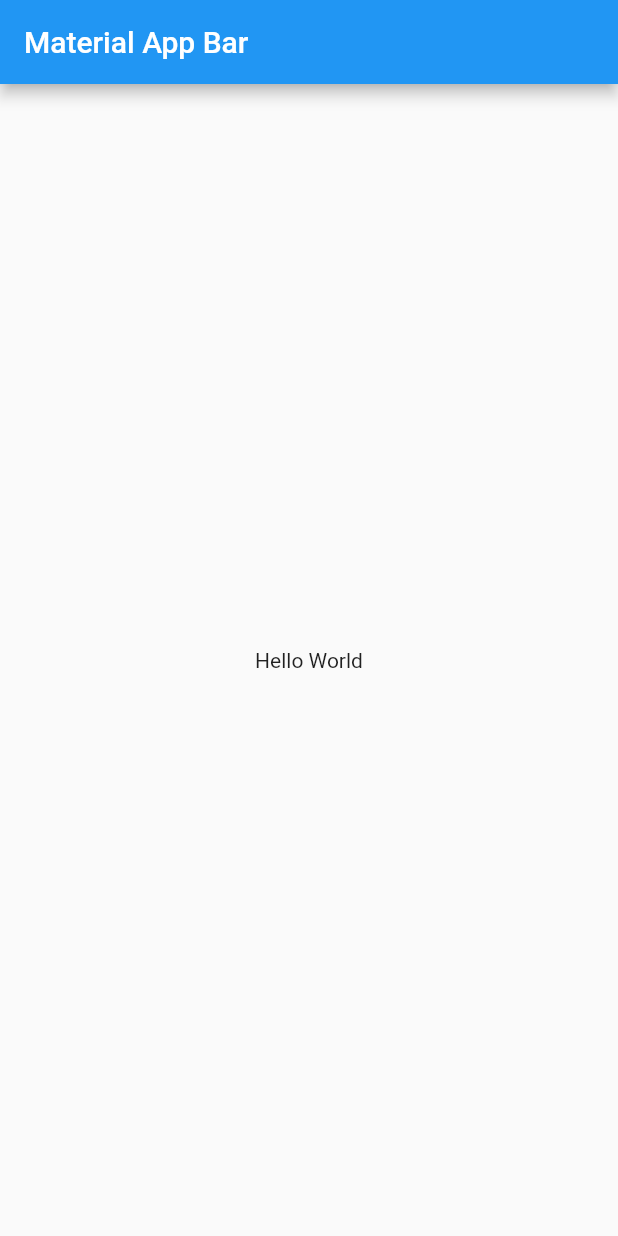
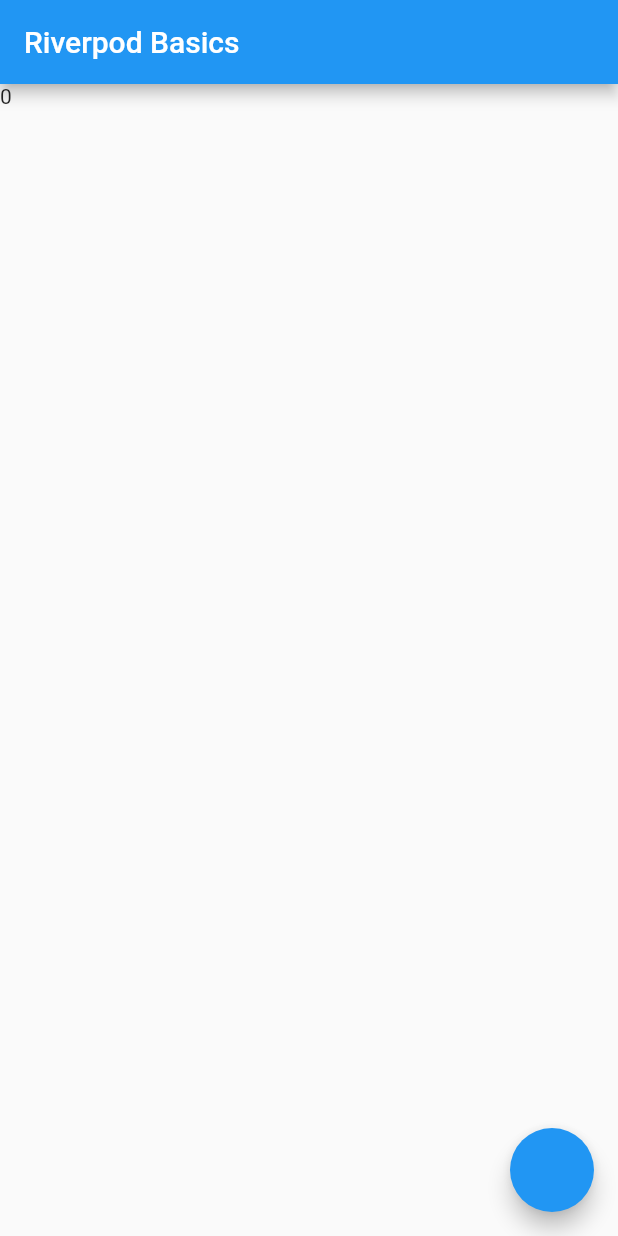
Before and after one commit to SehribanTas/flutter-state-management, a Flutter app: the screen it shows after launch, on a phone screen of 412 x 824 dp. Run offline on Flutter 3.47's test engine with Material 2 defaults, Android fonts, the phone set to English and light mode, and no system bars; our stand-ins replace flutter_riverpod.

Commit message:
feature
feature: riverpod providers

```diff
--- a/flutter_state_management/lib/main.dart
+++ b/flutter_state_management/lib/main.dart
@@ -1,21 +1,49 @@
 import 'package:flutter/material.dart';
+import 'package:flutter_riverpod/flutter_riverpod.dart';
+import 'package:flutter_state_management/riverpod_basics.dart';
+import 'package:flutter_state_management/state_notifier/counter_manager.dart';
 
-void main() => runApp(MyApp());
+void main() => runApp(ProviderScope(child: MyApp()));
 
-class MyApp extends StatelessWidget {
+final titleProvider = Provider<String>(((ref) => 'Riverpod Basics'));
+final sayacProvider = StateProvider(((ref) {
+  return 0;
+}));
+
+class MyApp extends StatefulWidget {
+  const MyApp({super.key});
+
+  @override
+  State<MyApp> createState() => _MyAppState();
+}
+
+class _MyAppState extends State<MyApp> {
   @override
   Widget build(BuildContext context) {
     return MaterialApp(
       title: 'Material App',
       home: Scaffold(
         appBar: AppBar(
-          title: Text('Material App Bar'),
+          title: Consumer(builder: ((context, ref, child) {
+            return Text(ref.watch(titleProvider));
+
+          })),
         ),
-        body: Center(
-          child: Container(
-            child: Text('Hello World'),
-          ),
+        body: Container(
+          child: Consumer(builder: (context, ref, child) {
+            var sayac= ref.watch(counterStateProvider).counter;
+            return Text(sayac.toString());
+          },),
         ),
+        floatingActionButton: Consumer(builder: ((context, ref, child) {
+          return FloatingActionButton(onPressed: (() {
+            // ignore: deprecated_member_use
+            //NOTE : state provider kullanımı
+           // ref.read(sayacProvider.state).state++;
+           //statenotifier
+             ref.read(counterStateProvider.notifier).increase();
+          }));
+        })),
       ),
     );
   }
--- /dev/null
+++ b/flutter_state_management/lib/riverpod101.txt
@@ -0,0 +1,6 @@
+1 .adım : Riverpod kullanılacak class ProviderScope ile sarmallanır.
+2. Takip edilecek olan değişken clasın üzerinde geriye ref dönen bir Provider olarak tanımlanır.
+3.eğer değiştirilebilir değişkenler kullanmak istiyorsan state provider kullanmak
+
+State provider kullanmak için önce model sınıfını oluştur
+artından bu modele ait bir StateNotifier class oluştur ve için modelini verilir bu class içerisinde state notifer kullanan bir provideer oluşururp
--- /dev/null
+++ b/flutter_state_management/lib/state_notifier/counter_model.dart
@@ -0,0 +1,4 @@
+class CounterModel{
+  late final int counter;
+ CounterModel(this.counter);
+}
--- a/flutter_state_management/pubspec.yaml
+++ b/flutter_state_management/pubspec.yaml
@@ -36,6 +36,7 @@ dependencies:
   # The following adds the Cupertino Icons font to your application.
   # Use with the CupertinoIcons class for iOS style icons.
   cupertino_icons: ^1.0.2
+  flutter_riverpod: ^2.1.1
 
 dev_dependencies:
   flutter_test:
```
Also changed, not shown: flutter_state_management/lib/riverpod_basics.dart (added, +19 -0 lines), flutter_state_management/lib/state_notifier/counter_manager.dart (added, +19 -0 lines), flutter_state_management/pubspec.lock.
